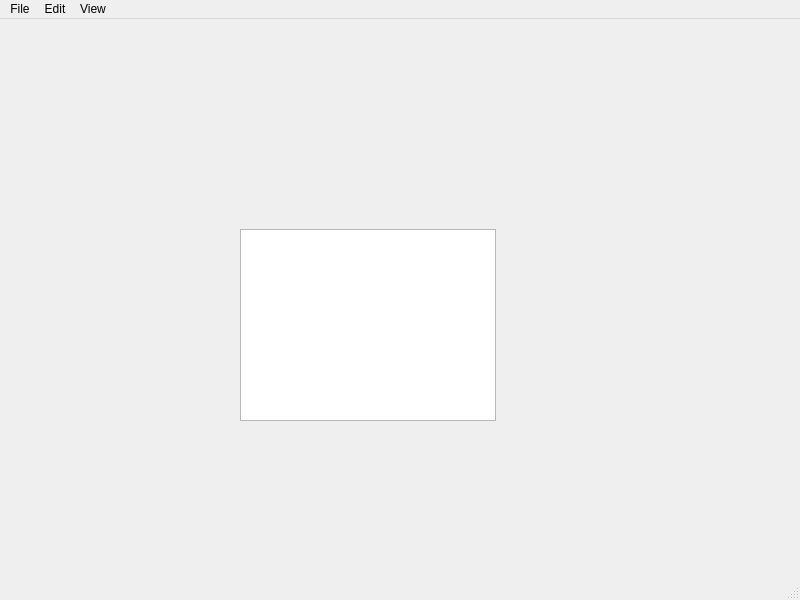
Old version of the form Graphics_app/mainwindow.ui in the repository sangzelahnamte/GraphicsView.
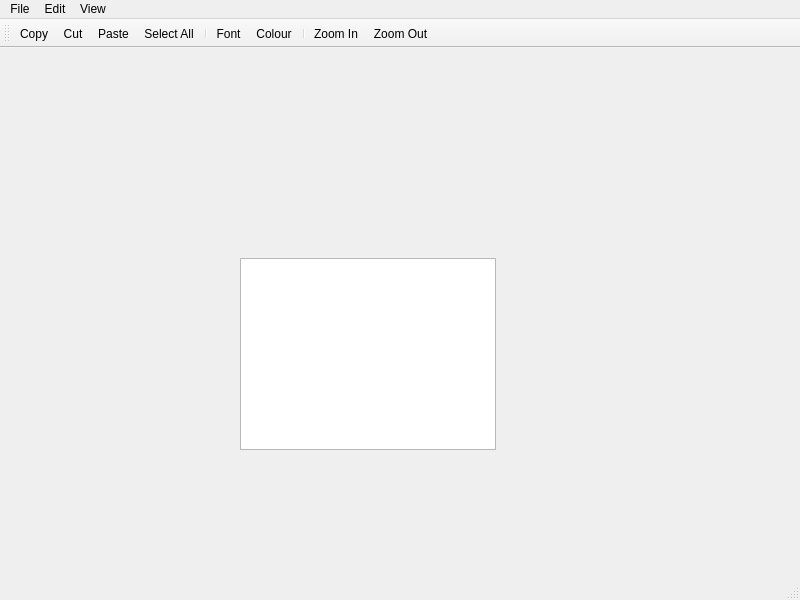
New version of the form. Icons and pictures are not drawn.

Commit message: added some function for the graphics view scenes to implementation for cut copy paste but was unable to make it due to method difficulty implementation

```diff
--- a/Graphics_app/mainwindow.ui
+++ b/Graphics_app/mainwindow.ui
@@ -56,6 +56,27 @@
    <addaction name="menuView"/>
   </widget>
   <widget class="QStatusBar" name="statusbar"/>
+  <widget class="QToolBar" name="toolBar">
+   <property name="windowTitle">
+    <string>toolBar</string>
+   </property>
+   <attribute name="toolBarArea">
+    <enum>TopToolBarArea</enum>
+   </attribute>
+   <attribute name="toolBarBreak">
+    <bool>false</bool>
+   </attribute>
+   <addaction name="actionCopy"/>
+   <addaction name="actionCut"/>
+   <addaction name="actionPaste"/>
+   <addaction name="actionSelect_All"/>
+   <addaction name="separator"/>
+   <addaction name="actionFont"/>
+   <addaction name="actionColour"/>
+   <addaction name="separator"/>
+   <addaction name="actionZoom_In"/>
+   <addaction name="actionZoom_Out"/>
+  </widget>
   <action name="actionZoom_In">
    <property name="text">
     <string>Zoom In</string>
@@ -66,6 +87,78 @@
     <string>Zoom Out</string>
    </property>
   </action>
+  <action name="actionFont">
+   <property name="icon">
+    <iconset resource="resources.qrc">
+     <normaloff>:/image/font.png</normaloff>:/image/font.png</iconset>
+   </property>
+   <property name="text">
+    <string>Font</string>
+   </property>
+  </action>
+  <action name="actionColour">
+   <property name="icon">
+    <iconset resource="resources.qrc">
+     <normaloff>:/image/colour.png</normaloff>:/image/colour.png</iconset>
+   </property>
+   <property name="text">
+    <string>Colour</string>
+   </property>
+  </action>
+  <action name="actionUndo">
+   <property name="icon">
+    <iconset resource="resources.qrc">
+     <normaloff>:/image/arrow_undo.png</normaloff>:/image/arrow_undo.png</iconset>
+   </property>
+   <property name="text">
+    <string>Undo</string>
+   </property>
+  </action>
+  <action name="actionRedo">
+   <property name="icon">
+    <iconset resource="resources.qrc">
+     <normaloff>:/image/arrow_redo.png</normaloff>:/image/arrow_redo.png</iconset>
+   </property>
+   <property name="text">
+    <string>Redo</string>
+   </property>
+  </action>
+  <action name="actionCut">
+   <property name="icon">
+    <iconset resource="resources.qrc">
+     <normaloff>:/image/cut.png</normaloff>:/image/cut.png</iconset>
+   </property>
+   <property name="text">
+    <string>Cut </string>
+   </property>
+  </action>
+  <action name="actionCopy">
+   <property name="icon">
+    <iconset resource="resources.qrc">
+     <normaloff>:/image/copy.png</normaloff>:/image/copy.png</iconset>
+   </property>
+   <property name="text">
+    <string>Copy </string>
+   </property>
+  </action>
+  <action name="actionPaste">
+   <property name="icon">
+    <iconset resource="resources.qrc">
+     <normaloff>:/image/paste.png</normaloff>:/image/paste.png</iconset>
+   </property>
+   <property name="text">
+    <string>Paste</string>
+   </property>
+  </action>
+  <action name="actionSelect_All">
+   <property name="icon">
+    <iconset resource="resources.qrc">
+     <normaloff>:/image/select_all.png</normaloff>:/image/select_all.png</iconset>
+   </property>
+   <property name="text">
+    <string>Select All</string>
+   </property>
+  </action>
  </widget>
  <resources/>
  <connections/>
```
Left out of the diff: 20 changed lines with no effect on the pictures. The commit also changes 3 other files.
